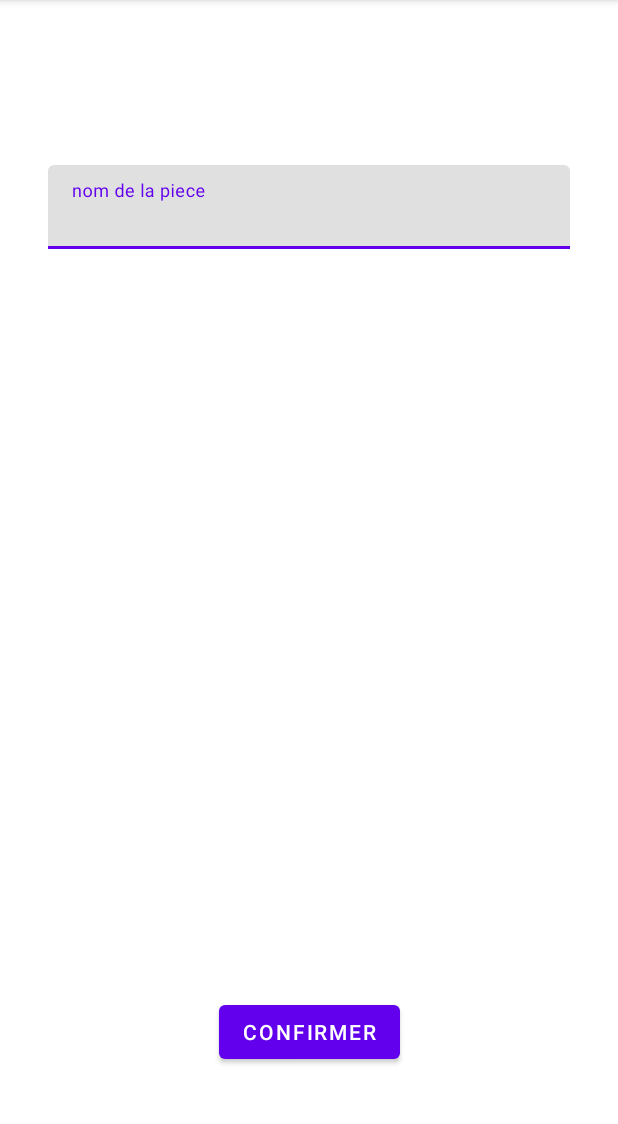
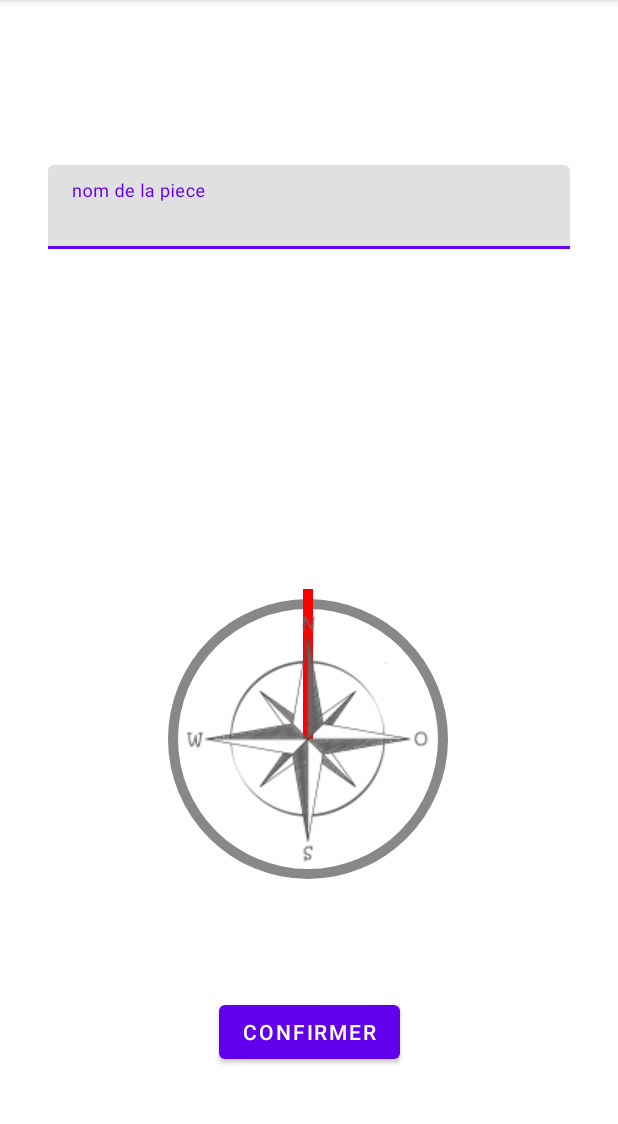
Before and after one commit to TheoFaedo/Habitation, an Android app: the CreerPieceActivity screen opened directly, with no data from a screen before it, on a phone screen of 412 x 824 dp, the part 84-1208 px from its top. Run offline under Robolectric (Android 15) with nearby library versions, the phone set to English and light mode, and no system bars.

Commit message:
ajout image

```diff
--- a/app/build.gradle
+++ b/app/build.gradle
@@ -7,7 +7,7 @@ android {
 
     defaultConfig {
         applicationId "com.example.habitation"
-        minSdk 27
+        minSdk 26
         compileSdk 32
         targetSdk 32
         versionCode 1
--- a/app/src/main/java/com/example/habitation/CreerPieceActivity.java
+++ b/app/src/main/java/com/example/habitation/CreerPieceActivity.java
@@ -1,19 +1,26 @@
 package com.example.habitation;
 
 import android.content.Intent;
+import android.content.pm.ActivityInfo;
 import android.graphics.Bitmap;
+import android.hardware.Sensor;
+import android.hardware.SensorEvent;
+import android.hardware.SensorEventListener;
+import android.hardware.SensorManager;
 import android.os.Bundle;
 import android.provider.MediaStore;
 import android.view.View;
 import android.widget.Button;
 import android.widget.ImageView;
 import android.widget.TextView;
+import android.widget.Toast;
 import androidx.activity.result.ActivityResultLauncher;
 import androidx.activity.result.contract.ActivityResultContracts;
 import androidx.appcompat.app.AppCompatActivity;
 import com.example.habitation.models.Facade;
 import com.example.habitation.models.GestionnaireNavigation;
 import com.example.habitation.models.Piece;
+import com.example.habitation.views.Canvas;
 import com.google.android.material.textfield.TextInputLayout;
 import org.json.JSONObject;
 
@@ -21,7 +28,7 @@ import java.util.Arrays;
 import java.util.List;
 import java.util.Objects;
 
-public class CreerPieceActivity extends AppCompatActivity {
+public class CreerPieceActivity extends AppCompatActivity implements SensorEventListener {
 
     private ActivityResultLauncher<Intent> launcher;
     private Facade[] facadeActu;
@@ -33,10 +40,28 @@ public class CreerPieceActivity extends AppCompatActivity {
     private List<ImageView> images;
     private ImageView imageActu;
 
+    //Capteurs
+    private SensorManager sm;
+    private Sensor sAccelerometre;
+    private Sensor sMagnetometre;
+    private float[] magneticVector = new float[3];
+    private float[] accelerometerVector = new float[3];
+
+    private long interval;
     @Override
     protected void onCreate(Bundle savedInstanceState) {
         super.onCreate(savedInstanceState);
         setContentView(R.layout.activity_creer_piece);
+        setRequestedOrientation(ActivityInfo.SCREEN_ORIENTATION_PORTRAIT);
+
+        sm = (SensorManager) getSystemService(SENSOR_SERVICE);
+        sAccelerometre = sm.getDefaultSensor(Sensor.TYPE_ACCELEROMETER);
+        sMagnetometre = sm.getDefaultSensor(Sensor.TYPE_MAGNETIC_FIELD);
+
+        sm.registerListener(this, sAccelerometre, SensorManager.SENSOR_DELAY_NORMAL);
+        sm.registerListener(this, sMagnetometre, SensorManager.SENSOR_DELAY_NORMAL);
+
+
         numFacadeActu = 0;
         facadeActu = new Facade[4];
         images = Arrays.asList(findViewById(R.id.imageView_1), findViewById(R.id.imageView_1), findViewById(R.id.imageView_1), findViewById(R.id.imageView_1));
@@ -53,6 +78,7 @@ public class CreerPieceActivity extends AppCompatActivity {
         );
         inputNomPiece = findViewById(R.id.nom_piece_input);
 
+        interval = System.currentTimeMillis();
     }
 
     public void OnPhotoClick(View v){
@@ -71,6 +97,36 @@ public class CreerPieceActivity extends AppCompatActivity {
         finish();
     }
 
+    @Override
+    public void onSensorChanged(SensorEvent sensorEvent){
+
+        Canvas canvas = findViewById(R.id.canvas_bousole);
+
+        float[] resultMatrix = new float[9];
+        float[] values = new float[3];
+
+
+        if (sensorEvent.sensor.getType() == Sensor.TYPE_ACCELEROMETER) {
+            accelerometerVector= sensorEvent.values;
+
+        } else if (sensorEvent.sensor.getType() == Sensor.TYPE_MAGNETIC_FIELD) {
+            magneticVector= sensorEvent.values;
+        }
+
+        SensorManager.getRotationMatrix(resultMatrix, null, accelerometerVector, magneticVector);
+        SensorManager.getOrientation(resultMatrix, values);
+
+        if((System.currentTimeMillis() - interval)>16) {
+            canvas.setOrientation(values[0]);
+            canvas.invalidate();
+        }
+    }
+
+    @Override
+    public void onAccuracyChanged(Sensor sensor, int i) {
+
+    }
+
     private String pointCardinalActu(){
         switch(numFacadeActu){
             case 0:
--- /dev/null
+++ b/app/src/main/java/com/example/habitation/views/Canvas.java
@@ -0,0 +1,63 @@
+package com.example.habitation.views;
+
+import android.annotation.SuppressLint;
+import android.content.Context;
+import android.graphics.*;
+import android.util.AttributeSet;
+import android.view.View;
+import androidx.annotation.Nullable;
+import com.example.habitation.R;
+
+public class Canvas extends View{
+    private Paint paint;
+    private float orientationBousole;
+
+    float time;
+
+    public Canvas(Context context) {
+        super(context);
+        init();
+    }
+
+    public Canvas(Context context, @Nullable AttributeSet attrs) {
+        super(context, attrs);
+        init();
+    }
+
+
+    private void init(){
+        paint = new Paint();
+        paint.setStrokeWidth(10);
+        paint.setAntiAlias(true);
+        paint.setFilterBitmap(true);
+        paint.setDither(true);
+        this.orientationBousole = 0;
+    }
+
+    @Override
+    protected void onDraw(android.graphics.Canvas canvas) {
+        super.onDraw(canvas);
+
+        float middlex = getWidth()/2;
+        float middley = getHeight()/2;
+
+        canvas.drawColor(Color.WHITE);
+        paint.setColor(Color.GRAY);
+        canvas.drawCircle(middlex, middley, middlex-10, paint);
+        paint.setColor(Color.WHITE);
+        canvas.drawCircle(middlex, middley, middlex-20, paint);
+        paint.setColor(Color.RED);
+
+
+        float compasX = (float) -Math.sin(this.orientationBousole)*80;
+        float compasY = (float) -Math.cos(this.orientationBousole)*80;
+        canvas.drawLine(middlex, middley, middlex+(compasX*5), middley+(compasY*5), paint);
+
+        Bitmap bmp = BitmapFactory.decodeResource(getResources(), R.drawable.wind_rose);
+        canvas.drawBitmap(bmp, 0, 0, null);
+    }
+
+    public void setOrientation(float or){
+        this.orientationBousole = or;
+    }
+}
--- a/app/src/main/res/layout/activity_creer_piece.xml
+++ b/app/src/main/res/layout/activity_creer_piece.xml
@@ -10,52 +10,49 @@
     <ImageView
             android:layout_width="0dp"
             android:layout_height="0dp" tools:srcCompat="@tools:sample/avatars" android:id="@+id/imageView_1"
-            app:layout_constraintEnd_toStartOf="@+id/imageView_4" app:layout_constraintTop_toTopOf="@+id/imageView_4"
-            app:layout_constraintStart_toStartOf="parent"
-            android:layout_marginStart="50dp" app:layout_constraintBottom_toBottomOf="@+id/imageView_4"
-            android:layout_marginEnd="56dp" android:onClick="OnPhotoClick"/>
-    <ImageView
-            android:layout_width="0dp"
-            android:layout_height="0dp" tools:srcCompat="@tools:sample/avatars" android:id="@+id/imageView_2"
-            app:layout_constraintEnd_toStartOf="@+id/imageView_3" app:layout_constraintTop_toTopOf="@+id/imageView_3"
-            app:layout_constraintStart_toStartOf="parent"
-            android:layout_marginStart="50dp" app:layout_constraintBottom_toBottomOf="@+id/imageView_3"
-            android:layout_marginEnd="56dp" android:onClick="OnPhotoClick"/>
-    <ImageView
-            android:layout_width="0dp"
-            android:layout_height="0dp" tools:srcCompat="@tools:sample/avatars" android:id="@+id/imageView_3"
-            app:layout_constraintTop_toBottomOf="@+id/imageView_4" app:layout_constraintStart_toEndOf="@+id/imageView_2"
-            app:layout_constraintEnd_toEndOf="parent" android:layout_marginBottom="59dp"
-            app:layout_constraintBottom_toTopOf="@+id/button" android:layout_marginEnd="47dp"
-            android:onClick="OnPhotoClick"/>
+            android:onClick="OnPhotoClick"
+            app:layout_constraintTop_toBottomOf="@+id/nom_piece_input"
+            app:layout_constraintEnd_toStartOf="@+id/imageView_4" app:layout_constraintStart_toStartOf="parent"
+            android:layout_marginStart="50dp"
+            app:layout_constraintBottom_toBottomOf="@+id/imageView_4" android:layout_marginEnd="55dp"
+            app:layout_constraintVertical_bias="1.0"/>
     <ImageView
             android:layout_width="0dp"
             android:layout_height="0dp" tools:srcCompat="@tools:sample/avatars" android:id="@+id/imageView_4"
+            android:onClick="OnPhotoClick"
             app:layout_constraintTop_toBottomOf="@+id/nom_piece_input"
             app:layout_constraintStart_toEndOf="@+id/imageView_1" app:layout_constraintEnd_toEndOf="parent"
-            android:layout_marginBottom="20dp" app:layout_constraintBottom_toTopOf="@+id/imageView_3"
-            android:layout_marginEnd="47dp" android:onClick="OnPhotoClick"/>
+            android:layout_marginBottom="72dp" app:layout_constraintBottom_toTopOf="@+id/canvas_bousole"
+            android:layout_marginEnd="47dp"/>
     <com.google.android.material.textfield.TextInputLayout
             android:layout_width="0dp"
             android:layout_height="wrap_content"
             android:id="@+id/nom_piece_input"
             android:layout_marginTop="110dp"
-            android:layout_marginBottom="24dp" app:layout_constraintEnd_toEndOf="parent"
-            app:layout_constraintBottom_toTopOf="@+id/imageView_4" app:layout_constraintTop_toTopOf="parent"
-            app:layout_constraintStart_toStartOf="parent"
-            android:layout_marginStart="32dp" android:layout_marginEnd="32dp">
+            app:layout_constraintEnd_toEndOf="parent" app:layout_constraintBottom_toTopOf="@+id/imageView_4"
+            app:layout_constraintTop_toTopOf="parent" app:layout_constraintStart_toStartOf="parent"
+            android:layout_marginStart="32dp" android:layout_marginEnd="32dp"
+    >
 
         <com.google.android.material.textfield.TextInputEditText
                 android:layout_width="match_parent"
                 android:layout_height="wrap_content"
                 android:hint="nom de la piece"/>
     </com.google.android.material.textfield.TextInputLayout>
+
+    <com.example.habitation.views.Canvas android:layout_width="200dp" android:layout_height="200dp"
+                                         android:id="@+id/canvas_bousole"
+                                         app:layout_constraintTop_toBottomOf="@+id/imageView_4"
+                                         android:layout_marginBottom="71dp" app:layout_constraintEnd_toEndOf="parent"
+                                         app:layout_constraintBottom_toTopOf="@+id/button"
+                                         app:layout_constraintStart_toStartOf="parent"
+                                         app:layout_constraintHorizontal_bias="0.497"/>
     <Button
             android:text="Confirmer"
             android:layout_width="wrap_content"
             android:layout_height="wrap_content" android:id="@+id/button"
             android:onClick="OnConfirmClick"
-            app:layout_constraintTop_toBottomOf="@+id/imageView_3" android:layout_marginBottom="56dp"
+            app:layout_constraintTop_toBottomOf="@+id/canvas_bousole" android:layout_marginBottom="56dp"
             app:layout_constraintEnd_toEndOf="parent" app:layout_constraintStart_toStartOf="parent"
             app:layout_constraintBottom_toBottomOf="parent"/>
 </androidx.constraintlayout.widget.ConstraintLayout>
```
Also changed, not shown: app/src/main/res/drawable/wind_rose.png (added).
